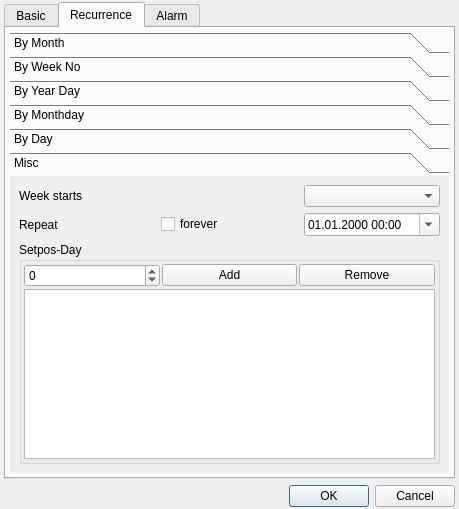
Old version of the form src/ui/appointmentdialog.ui in the repository ngc42/Daylight.
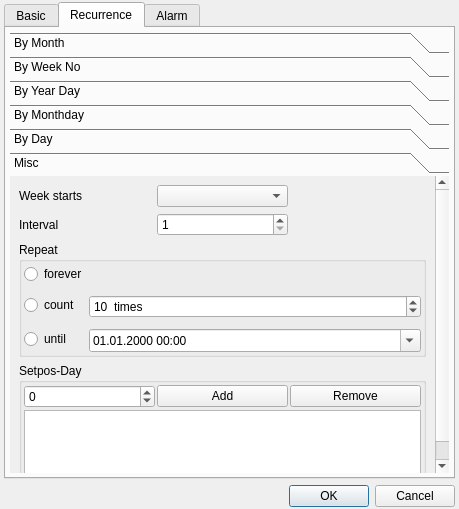
New version of the form. The open tabs and pages were chosen to show the change.

```diff
--- a/src/ui/appointmentdialog.ui
+++ b/src/ui/appointmentdialog.ui
@@ -562,33 +562,14 @@
            <rect>
             <x>0</x>
             <y>0</y>
-            <width>329</width>
-            <height>209</height>
+            <width>425</width>
+            <height>342</height>
            </rect>
           </property>
           <attribute name="label">
            <string>Misc</string>
           </attribute>
           <layout class="QGridLayout" name="gridLayout_7">
-           <item row="1" column="2">
-            <widget class="QDateTimeEdit" name="rec_misc_repeatuntil_datetime">
-             <property name="enabled">
-              <bool>true</bool>
-             </property>
-             <property name="correctionMode">
-              <enum>QAbstractSpinBox::CorrectToNearestValue</enum>
-             </property>
-             <property name="showGroupSeparator" stdset="0">
-              <bool>false</bool>
-             </property>
-             <property name="displayFormat">
-              <string>dd.MM.yyyy HH:mm</string>
-             </property>
-             <property name="calendarPopup">
-              <bool>true</bool>
-             </property>
-            </widget>
-           </item>
            <item row="0" column="0">
             <widget class="QLabel" name="label_8">
              <property name="text">
@@ -596,17 +577,7 @@
              </property>
             </widget>
            </item>
-           <item row="0" column="2">
-            <widget class="QComboBox" name="rec_misc_weekstartday"/>
-           </item>
-           <item row="1" column="0">
-            <widget class="QLabel" name="label_9">
-             <property name="text">
-              <string>Repeat</string>
-             </property>
-            </widget>
-           </item>
-           <item row="3" column="0" colspan="3">
+           <item row="5" column="0" colspan="3">
             <widget class="QGroupBox" name="groupBox">
              <property name="title">
               <string>Setpos-Day</string>
@@ -657,13 +628,109 @@
              </layout>
             </widget>
            </item>
+           <item row="2" column="0" colspan="3">
+            <widget class="QGroupBox" name="rec_misc_repeat_groupbox">
+             <property name="title">
+              <string>Repeat</string>
+             </property>
+             <layout class="QFormLayout" name="formLayout">
+              <property name="horizontalSpacing">
+               <number>2</number>
+              </property>
+              <property name="verticalSpacing">
+               <number>11</number>
+              </property>
+              <property name="leftMargin">
+               <number>2</number>
+              </property>
+              <property name="topMargin">
+               <number>2</number>
+              </property>
+              <property name="rightMargin">
+               <number>2</number>
+              </property>
+              <property name="bottomMargin">
+               <number>2</number>
+              </property>
+              <item row="0" column="0">
+               <widget class="QRadioButton" name="rec_misc_repeat_forever">
+                <property name="text">
+                 <string>forever</string>
+                </property>
+               </widget>
+              </item>
+              <item row="1" column="0">
+               <widget class="QRadioButton" name="rec_misc_repeat_count">
+                <property name="text">
+                 <string>count</string>
+                </property>
+               </widget>
+              </item>
+              <item row="2" column="0">
+               <widget class="QRadioButton" name="rec_misc_repeat_until">
+                <property name="text">
+                 <string>until</string>
+                </property>
+               </widget>
+              </item>
+              <item row="2" column="1">
+               <widget class="QDateTimeEdit" name="rec_misc_repeat_untildate">
+                <property name="enabled">
+                 <bool>true</bool>
+                </property>
+                <property name="correctionMode">
+                 <enum>QAbstractSpinBox::CorrectToNearestValue</enum>
+                </property>
+                <property name="showGroupSeparator" stdset="0">
+                 <bool>false</bool>
+                </property>
+                <property name="displayFormat">
+                 <string>dd.MM.yyyy HH:mm</string>
+                </property>
+                <property name="calendarPopup">
+                 <bool>true</bool>
+                </property>
+               </widget>
+              </item>
+              <item row="1" column="1">
+               <widget class="QSpinBox" name="rec_misc_repeat_countnumber">
+                <property name="suffix">
+                 <string>  times</string>
+                </property>
+                <property name="minimum">
+                 <number>1</number>
+                </property>
+                <property name="maximum">
+                 <number>998</number>
+                </property>
+                <property name="value">
+                 <number>10</number>
+                </property>
+               </widget>
+              </item>
+             </layout>
+            </widget>
+           </item>
+           <item row="1" column="0">
+            <widget class="QLabel" name="label_5">
+             <property name="text">
+              <string>Interval</string>
+             </property>
+            </widget>
+           </item>
            <item row="1" column="1">
-            <widget class="QCheckBox" name="rec_misc_repeatuntil_forever">
-             <property name="text">
-              <string>forever</string>
+            <widget class="QSpinBox" name="rec_misc_repeat_intervalnumber">
+             <property name="minimum">
+              <number>1</number>
+             </property>
+             <property name="maximum">
+              <number>999</number>
              </property>
             </widget>
            </item>
+           <item row="0" column="1">
+            <widget class="QComboBox" name="rec_misc_weekstartday"/>
+           </item>
           </layout>
          </widget>
         </widget>
```
Left out of the diff: 16 changed lines with no effect on the pictures.
